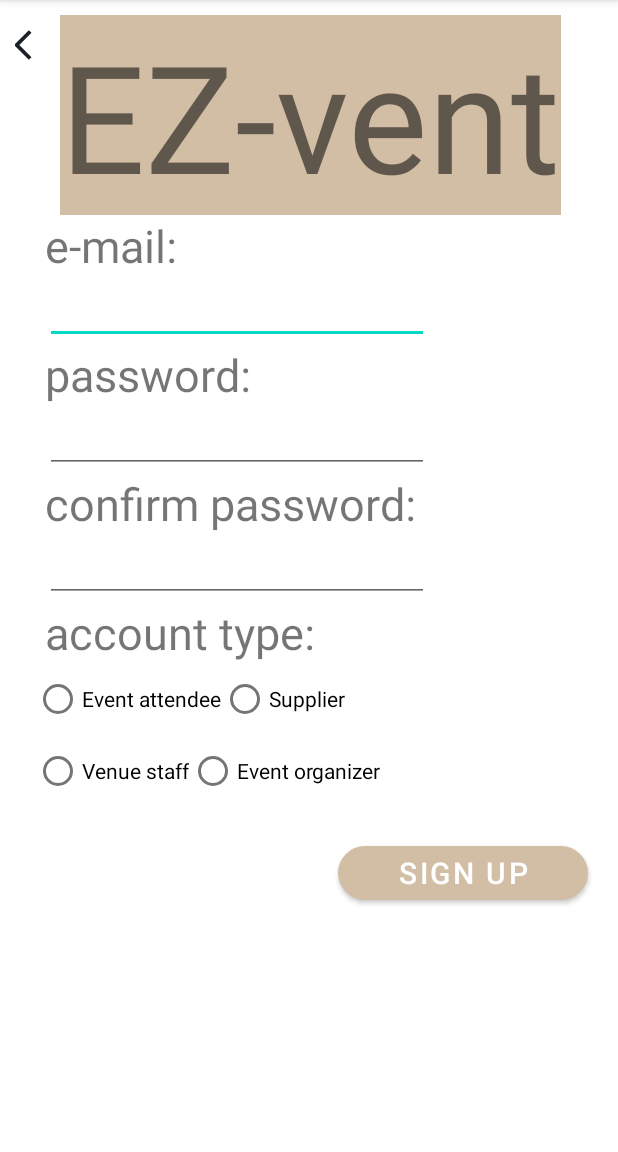
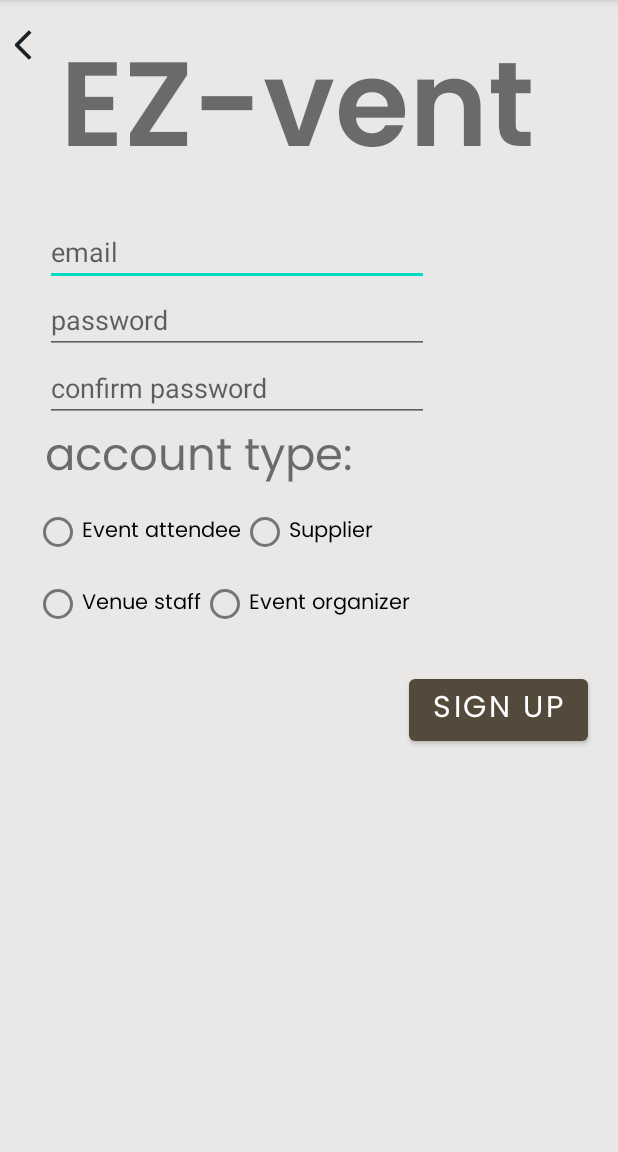
Before and after one commit to liri9/hci_demo, an Android app: the SignUpActivity screen opened directly, with no data from a screen before it, on a phone screen of 412 x 824 dp, the part 84-1236 px from its top. Run offline under Robolectric (Android 15) with nearby library versions, the phone set to English and light mode, and no system bars.

Commit message:
changed font and colors of everything

```diff
--- a/app/src/main/res/layout/activity_main.xml
+++ b/app/src/main/res/layout/activity_main.xml
@@ -27,7 +27,7 @@
         android:layout_width="wrap_content"
         android:layout_height="wrap_content"
         android:layout_gravity="center"
-        android:textSize="50sp"
+        android:textSize="40sp"
         app:backgroundTint="#d2bea5"
         app:cornerRadius="120dp"
         android:paddingStart="40dp"
@@ -37,9 +37,10 @@
         android:layout_width="wrap_content"
         android:layout_height="wrap_content"
         android:layout_gravity="center"
-        android:textSize="50sp"
+        android:textSize="40sp"
         app:backgroundTint="#d2bea5"
         app:cornerRadius="120dp"
+        android:fontFamily=""
         android:text="sign up"/>
 
 </androidx.appcompat.widget.LinearLayoutCompat>
--- a/app/src/main/res/layout/activity_sign_up.xml
+++ b/app/src/main/res/layout/activity_sign_up.xml
@@ -5,6 +5,8 @@
     xmlns:tools="http://schemas.android.com/tools"
     android:layout_width="match_parent"
     android:layout_height="match_parent"
+    android:background="#e9e8e6"
+
     tools:context=".MainActivity">
 
     <androidx.appcompat.widget.LinearLayoutCompat
@@ -32,64 +34,40 @@
                 android:layout_width="wrap_content"
                 android:layout_height="wrap_content"
                 android:layout_gravity="center"
-                android:background="#d2bea5"
+                android:fontFamily="@font/Poppins_SemiBold"
                 android:text="EZ-vent"
-                android:textSize="100sp"
+                android:textSize="80sp"
                 app:layout_constraintBottom_toBottomOf="parent"
                 app:layout_constraintEnd_toEndOf="parent"
                 app:layout_constraintStart_toStartOf="parent"
                 app:layout_constraintTop_toTopOf="parent" />
         </androidx.appcompat.widget.LinearLayoutCompat>
-        <TextView
+
+        <EditText
+            android:id="@+id/signup_EDT_email"
             android:layout_width="wrap_content"
             android:layout_height="wrap_content"
             android:layout_marginStart="30dp"
-            android:text="e-mail:"
-            android:textSize="30sp"
-            app:layout_constraintBottom_toBottomOf="parent"
-            app:layout_constraintEnd_toEndOf="parent"
-            app:layout_constraintStart_toStartOf="parent"
-            app:layout_constraintTop_toTopOf="parent" />
+            android:ems="12"
+            android:hint="email" />
 
         <EditText
+            android:id="@+id/signup_EDT_password"
             android:layout_width="wrap_content"
             android:layout_height="wrap_content"
             android:layout_marginStart="30dp"
-            android:ems="12" />
+            android:ems="12"
+            android:hint="password"
+            android:inputType="textPassword" />
 
-        <TextView
+        <EditText
+            android:id="@+id/signup_EDT_repeatPassword"
             android:layout_width="wrap_content"
             android:layout_height="wrap_content"
             android:layout_marginStart="30dp"
-            android:text="password:"
-            android:textSize="30sp"
-            app:layout_constraintBottom_toBottomOf="parent"
-            app:layout_constraintEnd_toEndOf="parent"
-            app:layout_constraintStart_toStartOf="parent"
-            app:layout_constraintTop_toTopOf="parent" />
-
-        <EditText
-            android:layout_width="wrap_content"
-            android:layout_height="wrap_content"
-            android:layout_marginStart="30dp"
-            android:ems="12" />
-
-        <TextView
-            android:layout_width="wrap_content"
-            android:layout_height="wrap_content"
-            android:layout_marginStart="30dp"
-            android:text="confirm password:"
-            android:textSize="30sp"
-            app:layout_constraintBottom_toBottomOf="parent"
-            app:layout_constraintEnd_toEndOf="parent"
-            app:layout_constraintStart_toStartOf="parent"
-            app:layout_constraintTop_toTopOf="parent" />
-
-        <EditText
-            android:layout_width="wrap_content"
-            android:layout_height="wrap_content"
-            android:layout_marginStart="30dp"
-            android:ems="12" />
+            android:ems="12"
+            android:hint="confirm password"
+            android:inputType="textPassword" />
 
         <TextView
             android:layout_width="wrap_content"
@@ -97,6 +75,8 @@
             android:layout_marginStart="30dp"
             android:text="account type:"
             android:textSize="30sp"
+            android:fontFamily="@font/Poppins_Regular"
+
             app:layout_constraintBottom_toBottomOf="parent"
             app:layout_constraintEnd_toEndOf="parent"
             app:layout_constraintStart_toStartOf="parent"
@@ -106,6 +86,7 @@
             android:id="@+id/accounts_radio_btn"
             android:layout_width="match_parent"
             android:layout_height="wrap_content"
+
             android:layout_gravity="center"
             android:layout_marginStart="15dp"
             android:orientation="vertical">
@@ -118,6 +99,8 @@
                 <RadioButton
                     android:id="@+id/radio_attendee"
                     android:layout_width="wrap_content"
+                    android:fontFamily="@font/Poppins_Regular"
+
                     android:layout_height="wrap_content"
                     android:onClick="onRadioButtonClicked"
                     android:text="Event attendee" />
@@ -127,6 +110,8 @@
                     android:layout_width="wrap_content"
                     android:layout_height="wrap_content"
                     android:onClick="onRadioButtonClicked"
+                    android:fontFamily="@font/Poppins_Regular"
+
                     android:text="Supplier" />
             </LinearLayout>
 
@@ -138,6 +123,8 @@
                 <RadioButton
                     android:id="@+id/radio_venue_staff"
                     android:layout_width="wrap_content"
+                    android:fontFamily="@font/Poppins_Regular"
+
                     android:layout_height="wrap_content"
                     android:onClick="onRadioButtonClicked"
                     android:text="Venue staff" />
@@ -145,6 +132,8 @@
                 <RadioButton
                     android:id="@+id/radio_organizer"
                     android:layout_width="wrap_content"
+                    android:fontFamily="@font/Poppins_Regular"
+
                     android:layout_height="wrap_content"
                     android:onClick="onRadioButtonClicked"
                     android:text="Event organizer" />
@@ -153,16 +142,16 @@
 
 
         <com.google.android.material.button.MaterialButton
+            android:id="@+id/signup_BTN_login"
+
             android:layout_width="wrap_content"
             android:layout_height="wrap_content"
             android:layout_gravity="end"
             android:layout_margin="20dp"
-            android:paddingStart="40dp"
-            android:paddingEnd="40dp"
             android:text="Sign Up"
             android:textSize="20sp"
-            app:backgroundTint="#d2bea5"
-            app:cornerRadius="120dp" />
+            android:fontFamily="@font/Poppins_Regular"
+            app:backgroundTint="#534a3c"/>
 
 
     </androidx.appcompat.widget.LinearLayoutCompat>
```
Also changed, not shown: app/src/main/res/font/poppin_font.xml (added, +15 -0 lines), app/src/main/res/layout/activity_guest_homepage.xml (+32 -10 lines), app/src/main/res/layout/activity_login.xml (+55 -30 lines), app/src/main/res/layout/activity_org_my_event.xml (+27 -13 lines), app/src/main/res/layout/activity_supplier.xml (+46 -34 lines), app/src/main/res/layout/activity_worker_main.xml (+21 -12 lines), app/src/main/res/font/Poppins_Regular.ttf (added), app/src/main/res/font/Poppins_SemiBold.ttf (added), app/src/main/res/font/Poppins_Thin.ttf (added).
